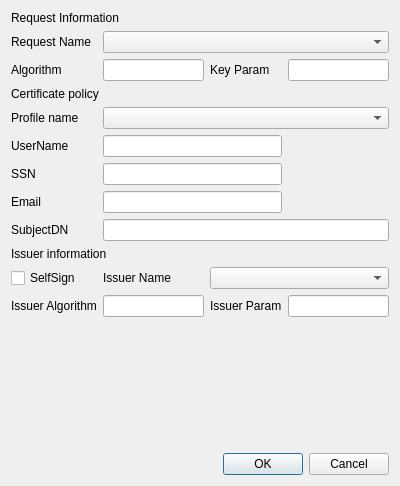
This is CAMan/make_cert_dlg.ui in jykim74/CertMan as Qt 5 draws it before an edit. The edited form follows.
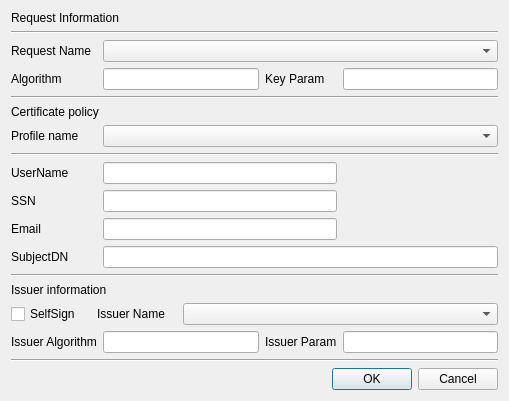
This is the edited form.

What changed in the file:
```diff
--- a/CAMan/make_cert_dlg.ui
+++ b/CAMan/make_cert_dlg.ui
@@ -6,29 +6,15 @@
    <rect>
     <x>0</x>
     <y>0</y>
-    <width>400</width>
-    <height>486</height>
+    <width>509</width>
+    <height>401</height>
    </rect>
   </property>
   <property name="windowTitle">
    <string>Make certificate</string>
   </property>
   <layout class="QGridLayout" name="gridLayout">
-   <item row="4" column="0">
-    <widget class="QLabel" name="label_6">
-     <property name="text">
-      <string>Profile name</string>
-     </property>
-    </widget>
-   </item>
-   <item row="10" column="1">
-    <widget class="QLabel" name="label_8">
-     <property name="text">
-      <string>Issuer Name</string>
-     </property>
-    </widget>
-   </item>
-   <item row="13" column="2" colspan="2">
+   <item row="19" column="2" colspan="2">
     <widget class="QDialogButtonBox" name="buttonBox">
      <property name="orientation">
       <enum>Qt::Horizontal</enum>
@@ -38,52 +24,163 @@
      </property>
     </widget>
    </item>
-   <item row="10" column="0">
-    <widget class="QCheckBox" name="mSelfSignCheck">
+   <item row="16" column="1">
+    <widget class="QLineEdit" name="mIssuerAlgorithmText"/>
+   </item>
+   <item row="9" column="0">
+    <widget class="QLabel" name="label_12">
      <property name="text">
-      <string>SelfSign</string>
+      <string>SSN</string>
+     </property>
+    </widget>
+   </item>
+   <item row="18" column="0" colspan="4">
+    <widget class="Line" name="line_2">
+     <property name="orientation">
+      <enum>Qt::Horizontal</enum>
+     </property>
+    </widget>
+   </item>
+   <item row="7" column="0" colspan="4">
+    <widget class="Line" name="line_4">
+     <property name="orientation">
+      <enum>Qt::Horizontal</enum>
+     </property>
+    </widget>
+   </item>
+   <item row="16" column="3">
+    <widget class="QLineEdit" name="mIssuerOptionText"/>
+   </item>
+   <item row="11" column="0">
+    <widget class="QLabel" name="label_4">
+     <property name="text">
+      <string>SubjectDN</string>
      </property>
     </widget>
    </item>
    <item row="2" column="0">
+    <widget class="QLabel" name="label_2">
+     <property name="text">
+      <string>Request Name</string>
+     </property>
+    </widget>
+   </item>
+   <item row="9" column="1" colspan="2">
+    <widget class="QLineEdit" name="mSSNText"/>
+   </item>
+   <item row="3" column="0">
     <widget class="QLabel" name="label_3">
      <property name="text">
       <string>Algorithm</string>
      </property>
     </widget>
    </item>
-   <item row="2" column="2">
-    <widget class="QLabel" name="mOptionLabel">
+   <item row="10" column="0">
+    <widget class="QLabel" name="label_13">
      <property name="text">
-      <string>Key Param</string>
+      <string>Email</string>
      </property>
     </widget>
    </item>
-   <item row="5" column="0">
-    <widget class="QLabel" name="label_11">
+   <item row="0" column="0" colspan="2">
+    <widget class="QLabel" name="label">
      <property name="text">
-      <string>UserName</string>
+      <string>Request Information</string>
      </property>
     </widget>
    </item>
-   <item row="8" column="0">
-    <widget class="QLabel" name="label_4">
+   <item row="10" column="1" colspan="2">
+    <widget class="QLineEdit" name="mEmailText"/>
+   </item>
+   <item row="13" column="0" colspan="2">
+    <widget class="QLabel" name="label_7">
      <property name="text">
-      <string>SubjectDN</string>
+      <string>Issuer information</string>
      </property>
     </widget>
    </item>
-   <item row="2" column="3">
-    <widget class="QLineEdit" name="mOptionText"/>
+   <item row="1" column="0" colspan="4">
+    <widget class="Line" name="line_3">
+     <property name="orientation">
+      <enum>Qt::Horizontal</enum>
+     </property>
+    </widget>
    </item>
-   <item row="3" column="0" colspan="2">
+   <item row="2" column="1" colspan="3">
+    <widget class="QComboBox" name="mReqNameCombo"/>
+   </item>
+   <item row="5" column="0" colspan="2">
     <widget class="QLabel" name="label_5">
      <property name="text">
       <string>Certificate policy</string>
      </property>
     </widget>
    </item>
-   <item row="12" column="0">
+   <item row="16" column="2">
+    <widget class="QLabel" name="label_10">
+     <property name="text">
+      <string>Issuer Param</string>
+     </property>
+    </widget>
+   </item>
+   <item row="16" column="0">
+    <widget class="QLabel" name="label_9">
+     <property name="text">
+      <string>Issuer Algorithm</string>
+     </property>
+    </widget>
+   </item>
+   <item row="3" column="3">
+    <widget class="QLineEdit" name="mOptionText"/>
+   </item>
+   <item row="8" column="1" colspan="2">
+    <widget class="QLineEdit" name="mUserNameText"/>
+   </item>
+   <item row="11" column="1" colspan="3">
+    <widget class="QLineEdit" name="mSubjectDNText"/>
+   </item>
+   <item row="3" column="1">
+    <widget class="QLineEdit" name="mAlgorithmText"/>
+   </item>
+   <item row="12" column="0" colspan="4">
+    <widget class="Line" name="line">
+     <property name="orientation">
+      <enum>Qt::Horizontal</enum>
+     </property>
+    </widget>
+   </item>
+   <item row="4" column="0" colspan="4">
+    <widget class="Line" name="line_5">
+     <property name="orientation">
+      <enum>Qt::Horizontal</enum>
+     </property>
+    </widget>
+   </item>
+   <item row="8" column="0">
+    <widget class="QLabel" name="label_11">
+     <property name="text">
+      <string>UserName</string>
+     </property>
+    </widget>
+   </item>
+   <item row="6" column="1" colspan="3">
+    <widget class="QComboBox" name="mProfileNameCombo"/>
+   </item>
+   <item row="6" column="0">
+    <widget class="QLabel" name="label_6">
+     <property name="text">
+      <string>Profile name</string>
+     </property>
+    </widget>
+   </item>
+   <item row="3" column="2">
+    <widget class="QLabel" name="mOptionLabel">
+     <property name="text">
+      <string>Key Param</string>
+     </property>
+    </widget>
+   </item>
+   <item row="17" column="0">
     <spacer name="verticalSpacer">
      <property name="orientation">
       <enum>Qt::Vertical</enum>
@@ -96,84 +193,41 @@
      </property>
     </spacer>
    </item>
-   <item row="6" column="0">
-    <widget class="QLabel" name="label_12">
-     <property name="text">
-      <string>SSN</string>
+   <item row="14" column="0" colspan="4">
+    <layout class="QGridLayout" name="gridLayout_2">
+     <property name="topMargin">
+      <number>0</number>
      </property>
-    </widget>
-   </item>
-   <item row="11" column="2">
-    <widget class="QLabel" name="label_10">
-     <property name="text">
-      <string>Issuer Param</string>
-     </property>
-    </widget>
-   </item>
-   <item row="9" column="0" colspan="2">
-    <widget class="QLabel" name="label_7">
-     <property name="text">
-      <string>Issuer information</string>
-     </property>
-    </widget>
-   </item>
-   <item row="0" column="0" colspan="2">
-    <widget class="QLabel" name="label">
-     <property name="text">
-      <string>Request Information</string>
-     </property>
-    </widget>
-   </item>
-   <item row="8" column="1" colspan="3">
-    <widget class="QLineEdit" name="mSubjectDNText"/>
-   </item>
-   <item row="1" column="0">
-    <widget class="QLabel" name="label_2">
-     <property name="text">
-      <string>Request Name</string>
-     </property>
-    </widget>
-   </item>
-   <item row="11" column="3">
-    <widget class="QLineEdit" name="mIssuerOptionText"/>
-   </item>
-   <item row="11" column="1">
-    <widget class="QLineEdit" name="mIssuerAlgorithmText"/>
-   </item>
-   <item row="4" column="1" colspan="3">
-    <widget class="QComboBox" name="mProfileNameCombo"/>
-   </item>
-   <item row="10" column="2" colspan="2">
-    <widget class="QComboBox" name="mIssuerNameCombo"/>
-   </item>
-   <item row="1" column="1" colspan="3">
-    <widget class="QComboBox" name="mReqNameCombo"/>
-   </item>
-   <item row="11" column="0">
-    <widget class="QLabel" name="label_9">
-     <property name="text">
-      <string>Issuer Algorithm</string>
-     </property>
-    </widget>
-   </item>
-   <item row="2" column="1">
-    <widget class="QLineEdit" name="mAlgorithmText"/>
-   </item>
-   <item row="7" column="0">
-    <widget class="QLabel" name="label_13">
-     <property name="text">
-      <string>Email</string>
-     </property>
-    </widget>
-   </item>
-   <item row="5" column="1" colspan="2">
-    <widget class="QLineEdit" name="mUserNameText"/>
-   </item>
-   <item row="6" column="1" colspan="2">
-    <widget class="QLineEdit" name="mSSNText"/>
-   </item>
-   <item row="7" column="1" colspan="2">
-    <widget class="QLineEdit" name="mEmailText"/>
+     <item row="0" column="0">
+      <widget class="QCheckBox" name="mSelfSignCheck">
+       <property name="maximumSize">
+        <size>
+         <width>80</width>
+         <height>16777215</height>
+        </size>
+       </property>
+       <property name="text">
+        <string>SelfSign</string>
+       </property>
+      </widget>
+     </item>
+     <item row="0" column="1">
+      <widget class="QLabel" name="label_8">
+       <property name="maximumSize">
+        <size>
+         <width>80</width>
+         <height>16777215</height>
+        </size>
+       </property>
+       <property name="text">
+        <string>Issuer Name</string>
+       </property>
+      </widget>
+     </item>
+     <item row="0" column="2">
+      <widget class="QComboBox" name="mIssuerNameCombo"/>
+     </item>
+    </layout>
    </item>
   </layout>
  </widget>
```
Left out of the diff: 2 changed lines with no effect on the pictures.
